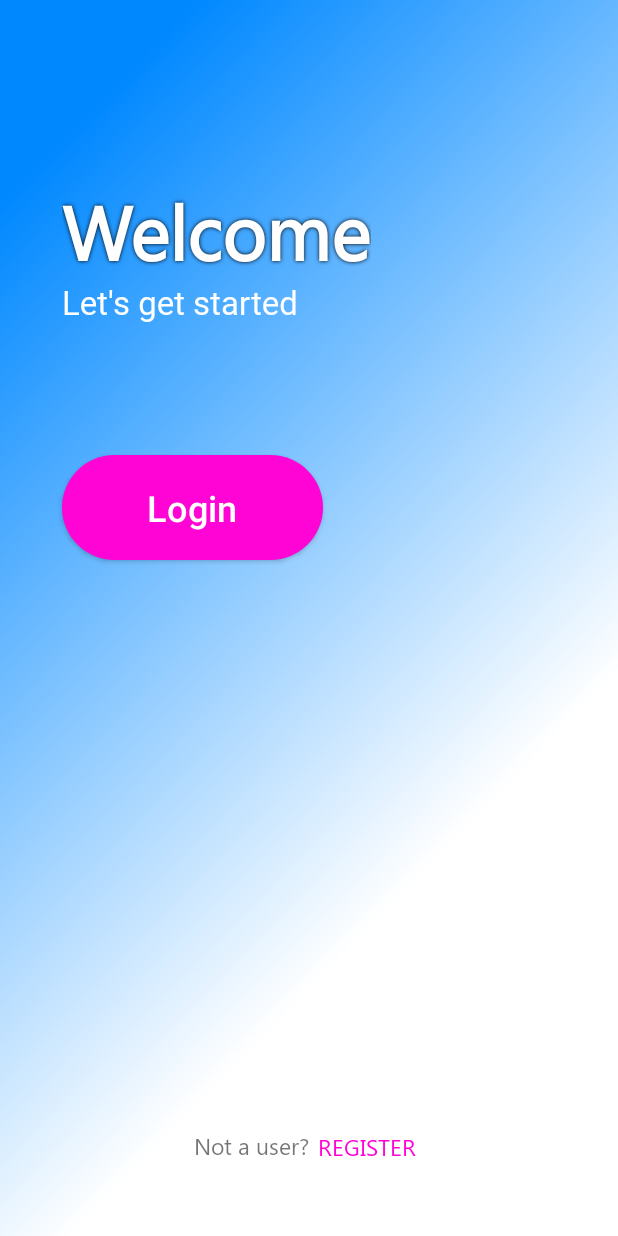
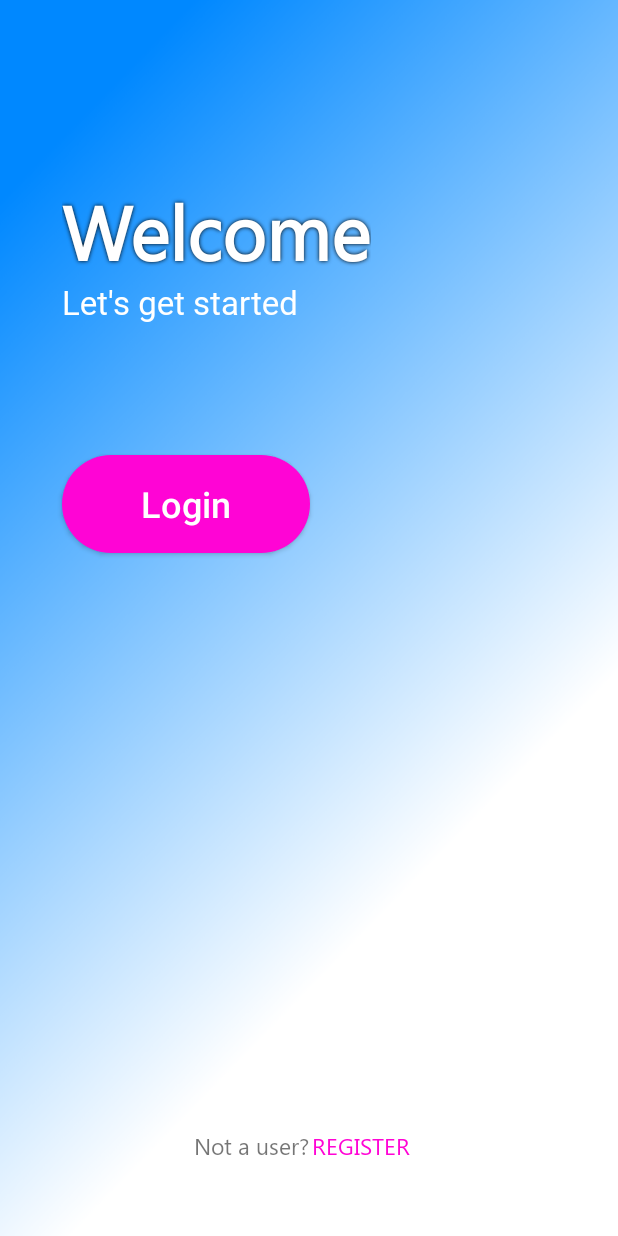
Before and after one commit to snehashis365/GeoFence_Hackaday, an Android app: the screen it shows after launch (MainActivity), on a phone screen of 412 x 824 dp. Run offline under Robolectric (Android 15) with nearby library versions, the phone set to English and light mode, and no system bars.

Commit message:
V2 Hotfix attempt for smaller screen phones and wrap content for certain text view

```diff
--- a/app/src/main/res/layout/activity_main.xml
+++ b/app/src/main/res/layout/activity_main.xml
@@ -41,8 +41,8 @@
 
     <Button
         android:id="@+id/button"
-        android:layout_width="174dp"
-        android:layout_height="70dp"
+        android:layout_width="165dp"
+        android:layout_height="65dp"
         android:layout_marginStart="41dp"
         android:layout_marginTop="87dp"
         android:background="@drawable/custom_button1"
@@ -69,8 +69,9 @@
 
     <TextView
         android:id="@+id/register"
-        android:layout_width="78dp"
-        android:layout_height="20dp"
+        android:layout_width="wrap_content"
+        android:layout_height="wrap_content"
+        android:layout_marginStart="2dp"
         android:layout_marginBottom="50dp"
         android:alpha="69"
         android:clickable="true"
```
Also changed, not shown: app/src/main/res/layout/activity_login.xml (+4 -3 lines), app/src/main/res/layout/activity_register.xml (+11 -10 lines).
